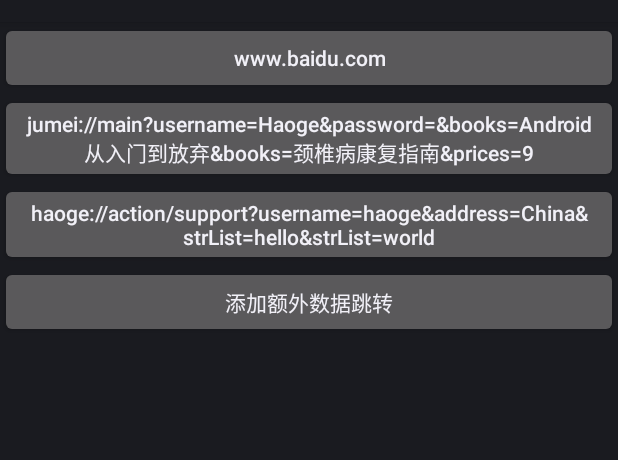
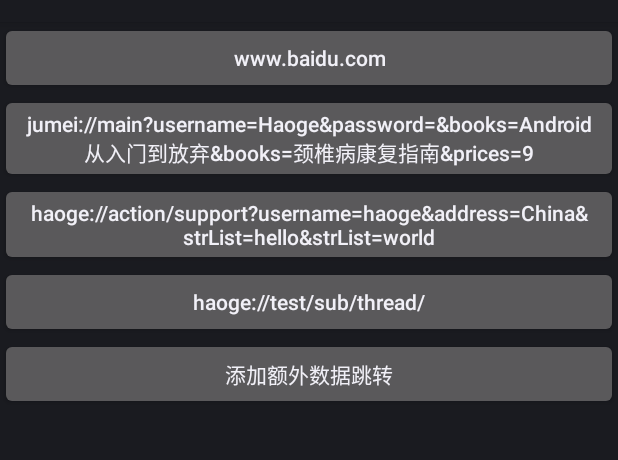
Before and after one commit to JumeiRdGroup/Router, an Android app: the screen it shows after launch (MainActivity), on a phone screen of 412 x 824 dp, the part 62-522 px from its top. Run offline under Robolectric (Android 15) with nearby library versions, the phone set to English and light mode, and no system bars; our stand-ins replace ButterKnife; libraries missing offline, so code that uses them is left out: com.haoge.studio, com.lzh.compiler; 2 statements that could not run were skipped.

Commit message:
test thread executor

```diff
--- a/app/src/main/java/com/lzh/nonview/router/demo/MainActivity.java
+++ b/app/src/main/java/com/lzh/nonview/router/demo/MainActivity.java
@@ -31,7 +31,7 @@ public class MainActivity extends BaseActivity {
         ButterKnife.bind(this);
     }
 
-    @OnClick({R.id.to_webview,R.id.use_simple_router,R.id.to_parceler_router})
+    @OnClick({R.id.to_webview,R.id.use_simple_router,R.id.action_say_hello, R.id.action_subthread})
     void onSimpleClick (TextView tv) {
         // 直接使用open进行跳转
         Router.create(tv.getText().toString()).open(this);
--- a/app/src/main/res/layout/activity_main.xml
+++ b/app/src/main/res/layout/activity_main.xml
@@ -12,6 +12,7 @@
             android:id="@+id/to_webview"
             android:text="www.baidu.com"
             android:textAllCaps="false"
+            android:onClick="onSimpleClick"
             android:layout_width="match_parent"
             android:layout_height="wrap_content" />
 
@@ -19,13 +20,23 @@
             android:id="@+id/use_simple_router"
             android:text="jumei://main?username=Haoge&amp;password=&amp;books=Android从入门到放弃&amp;books=颈椎病康复指南&amp;prices=9"
             android:textAllCaps="false"
+            android:onClick="onSimpleClick"
             android:layout_width="wrap_content"
             android:layout_height="wrap_content" />
 
         <Button
-            android:id="@+id/to_parceler_router"
+            android:id="@+id/action_say_hello"
             android:text="haoge://action/support?username=haoge&amp;address=China&amp;strList=hello&amp;strList=world"
             android:textAllCaps="false"
+            android:onClick="onSimpleClick"
+            android:layout_width="match_parent"
+            android:layout_height="wrap_content" />
+
+        <Button
+            android:id="@+id/action_subthread"
+            android:text="haoge://test/sub/thread/"
+            android:textAllCaps="false"
+            android:onClick="onSimpleClick"
             android:layout_width="match_parent"
             android:layout_height="wrap_content" />
 
```
Also changed, not shown: app/src/main/java/com/lzh/nonview/router/demo/action/SubThreadAction.java (added, +24 -0 lines), app/src/main/java/com/lzh/nonview/router/demo/executors/SubThreadExecutor.java (added, +23 -0 lines).
